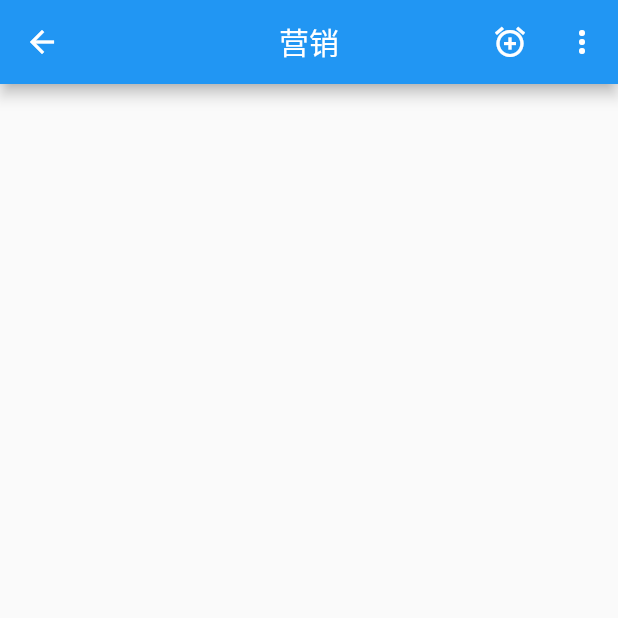
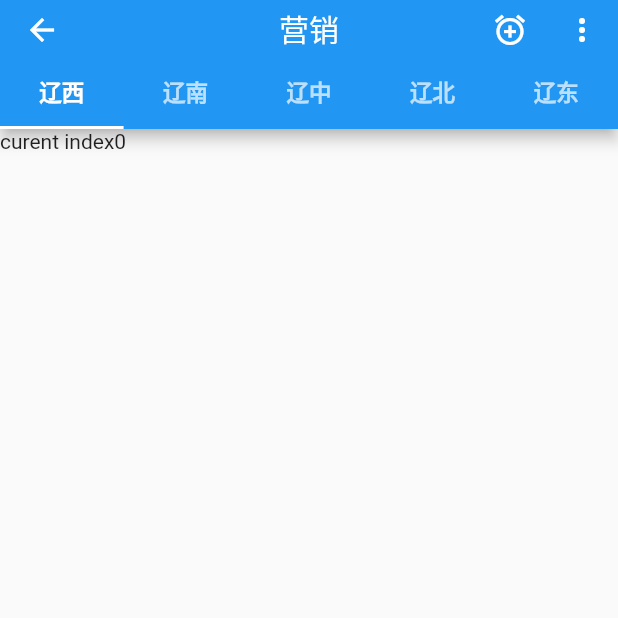
Before and after one commit to fivem/flutter_shiniu, a Flutter app: the Marketing screen opened directly, on a phone screen of 412 x 824 dp, the top half of it. Run offline on Flutter 3.47's test engine with Material 2 defaults, Android fonts, the phone set to English and light mode, and no system bars; our stand-ins replace dio; missing offline and left inert: mock_web_server.

Commit message:
add TabBar

```diff
--- a/lib/main/commonAppBar.dart
+++ b/lib/main/commonAppBar.dart
@@ -1,19 +1,19 @@
 import 'package:flutter/material.dart';
 
 class CommonAppBar extends StatefulWidget implements PreferredSizeWidget {
-  CommonAppBar({Key key,this.title, this.icon}) : super(key: key);
+  CommonAppBar({Key key,this.title, this.icon,this.tabBar}) : super(key: key);
   final String title;
   final IconData icon;
+  final TabBar tabBar;
   @override
   State<StatefulWidget> createState() {
     return _CommonAppBar();
   }
   @override
-  Size get preferredSize => Size.fromHeight(56.0);
+  Size get preferredSize => Size.fromHeight(56.0+(tabBar==null?0:30.0));
 }
 
 class _CommonAppBar extends State<CommonAppBar>{
-
   @override
   Widget build(BuildContext context) {
     return AppBar(
@@ -46,6 +46,7 @@ class _CommonAppBar extends State<CommonAppBar>{
           },
         ),
       ],
+      bottom: widget.tabBar == null ? null : widget.tabBar,
     );
   }
 
--- a/lib/main/salePage/saleDetailPage/productSales/marketing.dart
+++ b/lib/main/salePage/saleDetailPage/productSales/marketing.dart
@@ -1,4 +1,5 @@
 import 'package:flutter/material.dart';
+import 'package:flutter_shiniu/common/net/net.dart';
 import 'package:flutter_shiniu/main/commonAppBar.dart';
 class Marketing extends StatefulWidget {
   @override
@@ -6,13 +7,55 @@ class Marketing extends StatefulWidget {
 }
 
 class _MarketingState extends State<Marketing> {
+  List listData = [];
+  int currentIndex = 0;
   @override
   Widget build(BuildContext context) {
-    return Scaffold(
-        appBar: CommonAppBar(title:'营销'),
-        body: Container(
-
-        )
+    TabBar tabBar = TabBar(
+      onTap: _tabBarOnTap,
+      tabs: <Widget>[
+        Tab(child:Text('辽西',style: TextStyle(fontWeight: FontWeight.bold,fontSize: 15))),
+        Tab(child:Text('辽南',style: TextStyle(fontWeight: FontWeight.bold,fontSize: 15))),
+        Tab(child:Text('辽中',style: TextStyle(fontWeight: FontWeight.bold,fontSize: 15))),
+        Tab(child:Text('辽北',style: TextStyle(fontWeight: FontWeight.bold,fontSize: 15))),
+        Tab(child:Text('辽东',style: TextStyle(fontWeight: FontWeight.bold,fontSize: 15)))
+      ],
+    );
+    return DefaultTabController(
+      length: 5,
+      child:Scaffold(
+          appBar: CommonAppBar(title: '营销',tabBar: tabBar),
+          body: TabBarView(
+            children: <Widget>[
+              buildTabBody(),
+              buildTabBody(),
+              Center(
+                child: Text('产品尚未打入该地区市场'),
+              ),
+              buildTabBody(),
+              buildTabBody()
+            ],
+          )
+      ),
     );
   }
+
+  _tabBarOnTap(int index) async{
+    currentIndex = index;
+   // var result = await Net().get('/marketting/'+index.toString());
+    setState(() {
+     // listData = result;
+    });
+  }
+
+  buildTabBody(){
+    print("current index"+currentIndex.toString());
+    return Text('curent index'+currentIndex.toString());
+  }
+
+  @override
+  void initState() {
+    super.initState();
+  }
+
 }
```
